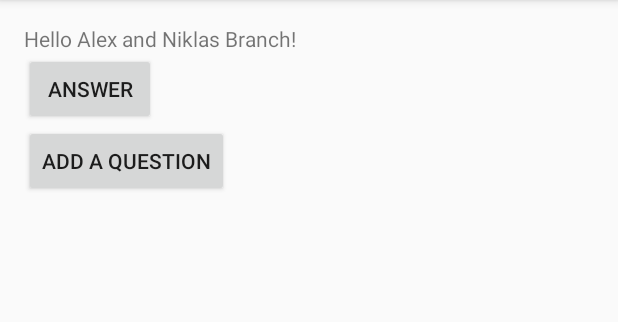
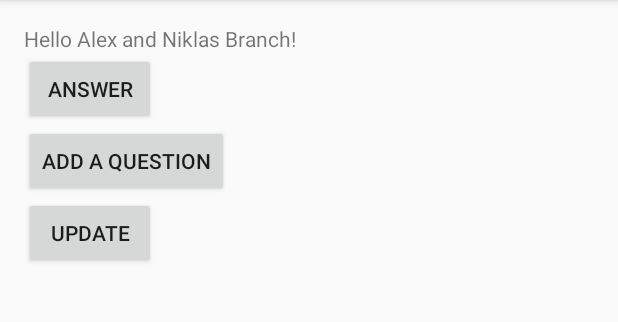
Before and after one commit to Kalasklubben/Uggletrasket, an Android app: the screen it shows after launch (MainActivity), on a phone screen of 412 x 824 dp, the part 84-406 px from its top. Run offline under Robolectric (Android 15) with nearby library versions, the phone set to English and light mode, and no system bars.

Commit message:
Update showtime

```diff
--- a/app/src/main/java/com/example/johan/uggletrasket/MainActivity.java
+++ b/app/src/main/java/com/example/johan/uggletrasket/MainActivity.java
@@ -13,7 +13,7 @@ import android.app.Activity;
 public class MainActivity extends ActionBarActivity {
 
     //Declaring
-    private Button next, addQuest;
+    private Button next, addQuest, updateButton;
 
 
     @Override
@@ -24,6 +24,7 @@ public class MainActivity extends ActionBarActivity {
         //Connect ID to button
         next = (Button) findViewById(R.id.nextButton);
         addQuest= (Button) findViewById(R.id.addQuestButton);
+        updateButton = (Button) findViewById(R.id.testUpdate);
 
         //Listener for next button
         View.OnClickListener listNext = new View.OnClickListener() {
@@ -43,6 +44,19 @@ public class MainActivity extends ActionBarActivity {
         };
 
         addQuest.setOnClickListener(listAdd);
+
+        View.OnClickListener testUpdate = new View.OnClickListener() {
+            @Override
+            public void onClick(View v) {
+                int temp = (int) Math.floor((Math.random() * 100) + 1);
+                String showtime = "" + temp;
+
+                Update.updateShowtime("d0370868-197b-4b78-88cd-05a3cfed00b3", showtime);
+
+            }
+        };
+
+        updateButton.setOnClickListener(testUpdate);
     }
 
     @Override
--- a/app/src/main/res/layout/activity_main.xml
+++ b/app/src/main/res/layout/activity_main.xml
@@ -26,6 +26,12 @@
             android:layout_height="wrap_content"
             android:id="@+id/addQuestButton"/>
 
+        <Button
+            android:text="Update"
+            android:layout_width="wrap_content"
+            android:layout_height="wrap_content"
+            android:id="@+id/testUpdate"/>
+
     </LinearLayout>
 
 </RelativeLayout>
--- a/app/src/main/res/values/strings.xml
+++ b/app/src/main/res/values/strings.xml
@@ -11,6 +11,7 @@
 
     <string name="getAllQuestions">http://www.ilmkandidat.byethost7.com/getQuestions.php</string>
     <string name="addQuestion">http://www.ilmkandidat.byethost7.com/addQuestion.php</string>
+    <string name="updateShow">http://www.ilmkandidat.byethost7.com/updateShow.php</string>
     <string name="getOneQuestion">http://www.ilmkandidat.byethost7.com/getOneQuestion.php</string>
     <string name="errorDatabase">Could not connect to database!"</string>
 
```
Also changed, not shown: app/src/main/java/com/example/johan/uggletrasket/QuestionActivity.java (+23 -7 lines), app/src/main/java/com/example/johan/uggletrasket/Update.java (added, +62 -0 lines).
